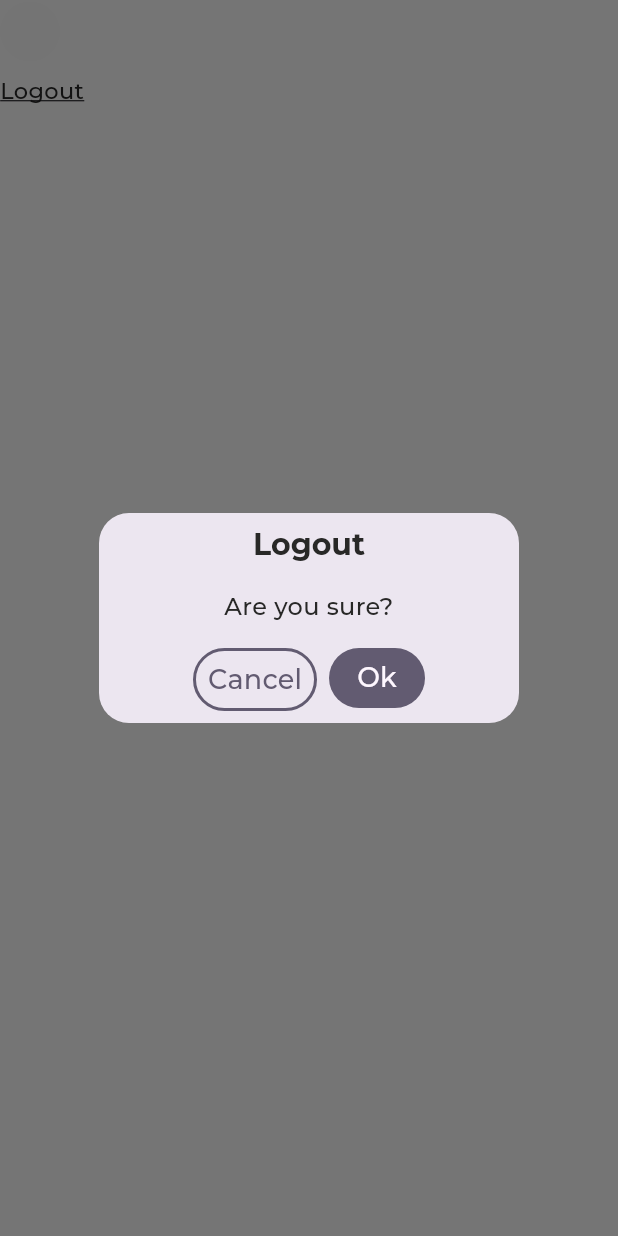
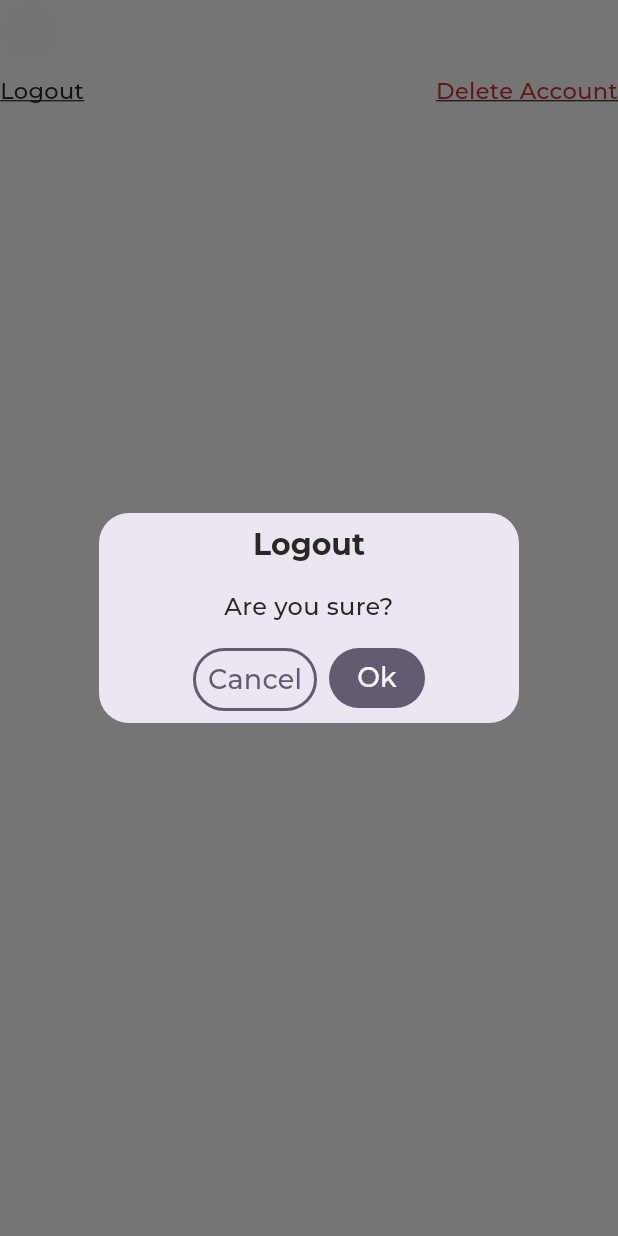
Before and after one commit to ItzVLaD/acquirer, a Flutter app: the Registered widget shown alone on an empty page, opened directly, after a tap on "Logout", on a phone screen of 412 x 824 dp. Run offline on Flutter 3.47's test engine with Material 3 defaults, Android fonts, the phone set to English and light mode, and no system bars; our stand-ins replace cached_network_image, cloud_firestore, connectivity_plus, file_picker, firebase_auth, firebase_core and 8 more; missing offline and left inert: dart:html; accounts and stored records are empty; network calls fail; statements that could not run were skipped; project files that could hold a hidden picture were left out.

Commit message:
Add account deletion functionality and UI integration
- Implement deleteUserAccount method in AuthenticationRepository to handle user account deletion.
- Add deleteUserRecord method in UserRepository for removing user data from Firestore.
- Enhance UserController with deleteAccount method to manage account deletion process.
- Update Registered widget to include a 'Delete Account' option in the UI.

```diff
--- a/lib/data/repositories/user/user_repository.dart
+++ b/lib/data/repositories/user/user_repository.dart
@@ -34,4 +34,9 @@ class UserRepository extends GetxController {
   Future<void> updateSingleField(Map<String, dynamic> json) async {
     await _db.collection('Users').doc(AuthenticationRepository.instance.authUser?.uid).update(json);
   }
+
+  /// Function to delete user record from Firestore
+  Future<void> deleteUserRecord(String userId) async {
+    await _db.collection('Users').doc(userId).delete();
+  }
 }
--- a/lib/features/shop/screens/settings/widgets/registered.dart
+++ b/lib/features/shop/screens/settings/widgets/registered.dart
@@ -58,6 +58,9 @@ class Registered extends StatelessWidget {
             ],
           ),
           const SizedBox(height: TSizes.xxs * 2),
+          Row(
+            mainAxisAlignment: MainAxisAlignment.spaceBetween,
+            children: [
               InkWell(
                 onTap: () {
                   controller.logout();
@@ -68,6 +71,20 @@ class Registered extends StatelessWidget {
                     decoration: TextDecoration.underline,
                   ).copyWith(fontSize: 15, fontWeight: FontWeight.w500, color: TColors.backgroundDark),
                 ),
+              ),
+              const SizedBox(width: TSizes.lg),
+              InkWell(
+                onTap: () {
+                  controller.deleteAccount();
+                },
+                child: Text(
+                  'Delete Account',
+                  style: const TextStyle(
+                    decoration: TextDecoration.underline,
+                  ).copyWith(fontSize: 15, fontWeight: FontWeight.w500, color: TColors.error),
+                ),
+              ),
+            ],
           )
         ],
       ),
```
Also changed, not shown: lib/data/repositories/authentication/authentication_repository.dart (+14 -0 lines), lib/features/personalization/controllers/user_controller.dart (+30 -0 lines). Lines whose indentation alone changed are shown as unchanged.
